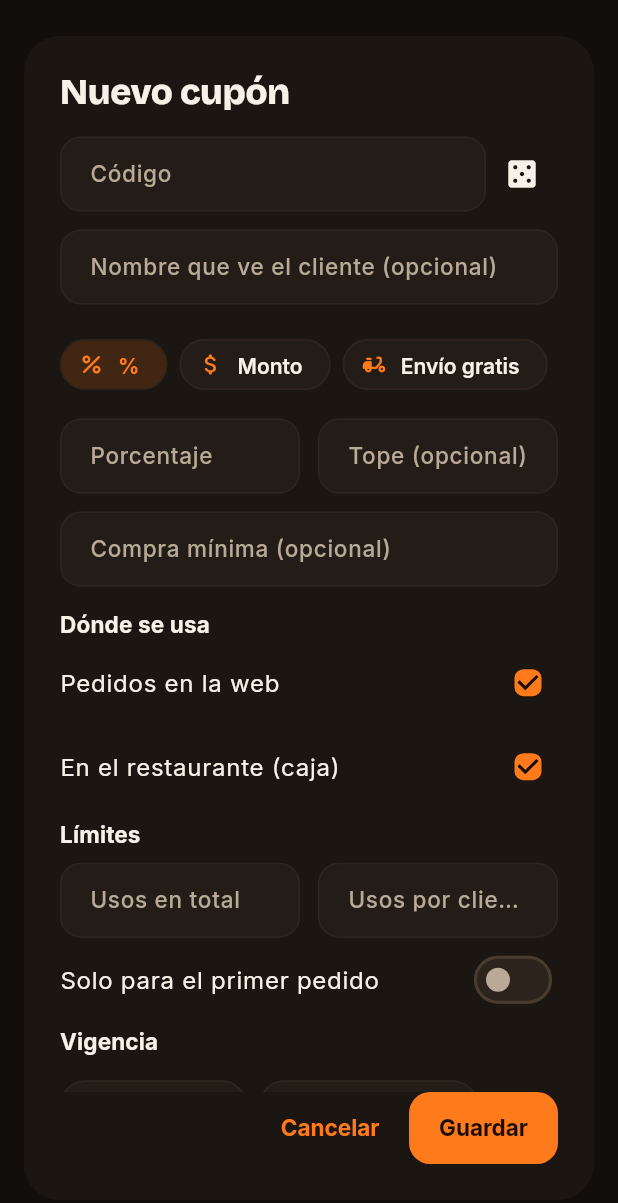
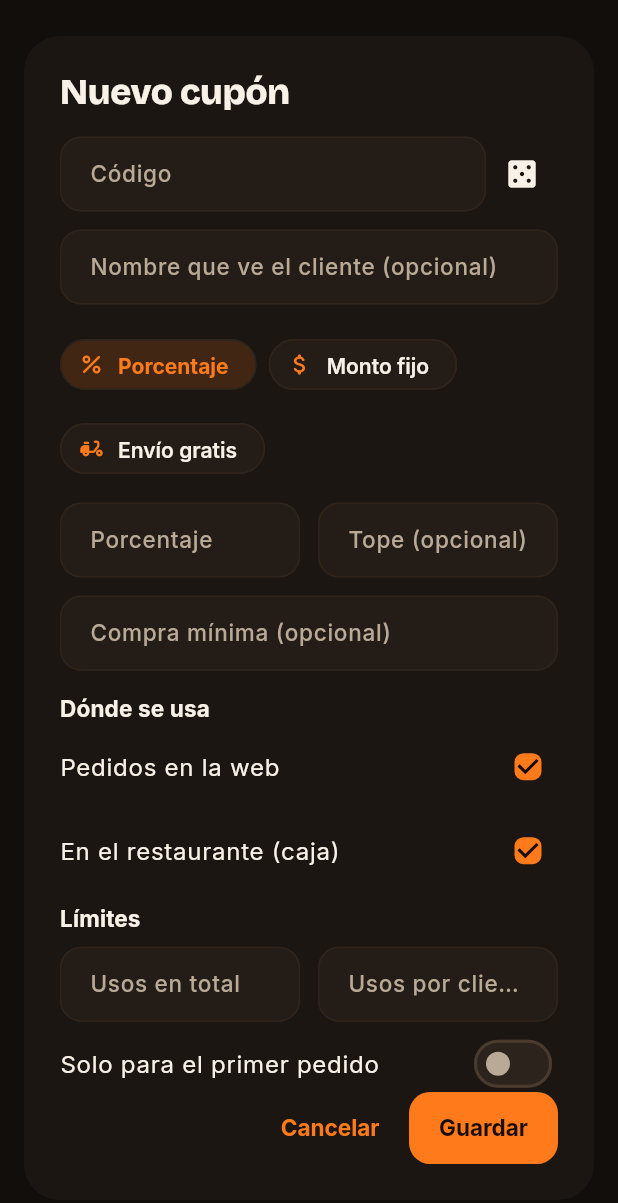
Before and after one commit to devepmax-oss/Devepmax-E-menu, a Flutter app: the _CouponEditor widget shown alone on an empty page, opened directly, on a phone screen of 412 x 824 dp. Shown: the top 1203 px of the screen. Run offline on Flutter 3.47's test engine with Material 3 defaults, Android fonts, the phone set to English and light mode, and no system bars; our stand-ins replace audioplayers, dio, firebase_core, firebase_messaging, flutter_riverpod, flutter_secure_storage and 8 more; missing offline and left inert: mek_stripe_terminal, mobile_scanner; accounts and stored records are empty; network calls fail.

Commit message:
Cupones: el editor ya no usa LayoutBuilder dentro del diálogo
Co-Authored-By: Claude Opus 5.5 <noreply@anthropic.com>
Claude-Session: https://claude.ai/code/session_01GhF6AenTw8PcbqAVBVM6og

```diff
--- a/apps/staff/lib/features/coupons/screens/coupons_screen.dart
+++ b/apps/staff/lib/features/coupons/screens/coupons_screen.dart
@@ -260,17 +260,21 @@ class _CouponEditorState extends ConsumerState<_CouponEditor> {
               decoration: const InputDecoration(labelText: 'Nombre que ve el cliente (opcional)', hintText: '10 % de bienvenida'),
             ),
             const SizedBox(height: 16),
-            FitSegmented<String>(
-              SegmentedButton<String>(
-                segments: const [
-                  ButtonSegment(value: 'PERCENT', label: Text('%'), icon: Icon(Icons.percent_rounded)),
-                  ButtonSegment(value: 'AMOUNT', label: Text('Monto'), icon: Icon(Icons.attach_money_rounded)),
-                  ButtonSegment(value: 'FREE_DELIVERY', label: Text('Envío gratis'), icon: Icon(Icons.delivery_dining_rounded)),
-                ],
-                selected: {_type},
-                onSelectionChanged: (s) => setState(() => _type = s.first),
-              ),
-            ),
+            // Chips y no SegmentedButton: dentro de un AlertDialog no se puede usar LayoutBuilder.
+            Wrap(spacing: 8, runSpacing: 8, children: [
+              for (final (value, label, icon) in const [
+                ('PERCENT', 'Porcentaje', Icons.percent_rounded),
+                ('AMOUNT', 'Monto fijo', Icons.attach_money_rounded),
+                ('FREE_DELIVERY', 'Envío gratis', Icons.delivery_dining_rounded),
+              ])
+                ChoiceChip(
+                  avatar: Icon(icon, size: 18),
+                  label: Text(label),
+                  selected: _type == value,
+                  showCheckmark: false,
+                  onSelected: (_) => setState(() => _type = value),
+                ),
+            ]),
             const SizedBox(height: 12),
             if (_type != 'FREE_DELIVERY')
               Row(children: [
```
